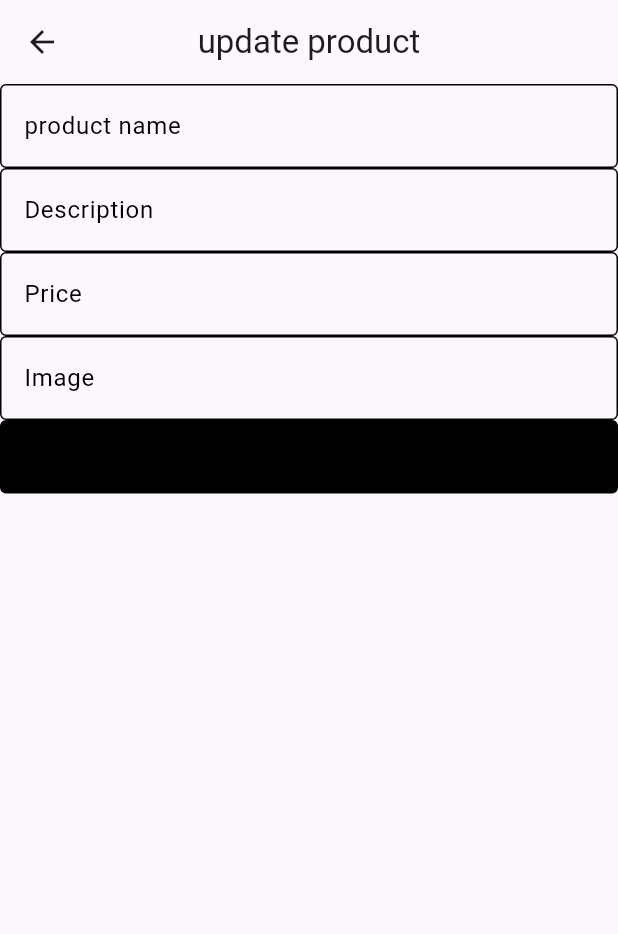
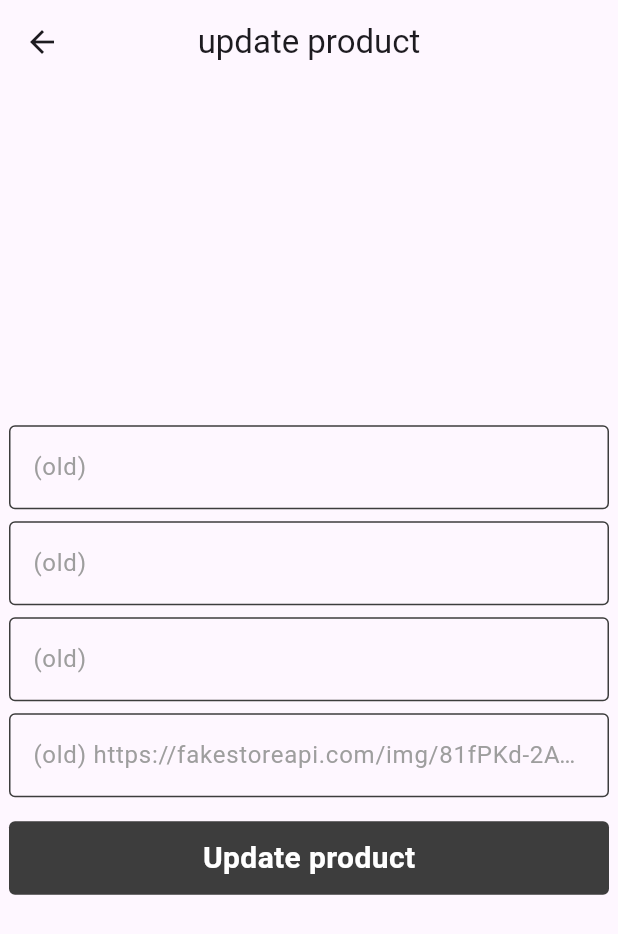
Before and after one commit to Mahmoud-Magdy17/store_app, a Flutter app: the UpdateProductPage screen opened directly with empty values, on a phone screen of 412 x 824 dp. Shown: the top 934 px of the screen. Run offline on Flutter 3.47's test engine with Material 3 defaults, Android fonts, the phone set to English and light mode, and no system bars; our stand-ins replace font_awesome_flutter; network calls fail.

Commit message:
update product ui

```diff
--- a/lib/constants.dart
+++ b/lib/constants.dart
@@ -1,3 +1,3 @@
 import 'package:flutter/material.dart';
 
-const Color kColor = Colors.black;
+const Color kColor = Color.fromARGB(255, 61, 61, 61);
--- a/lib/features/display_products_feature/service/all_product_service.dart
+++ b/lib/features/display_products_feature/service/all_product_service.dart
@@ -1,4 +1,3 @@
-import 'dart:developer';
 
 import 'package:store_app/core/helpers/api.dart';
 import 'package:store_app/core/models/product_model.dart';
--- a/lib/features/update_product_feature/views/update_product_page.dart
+++ b/lib/features/update_product_feature/views/update_product_page.dart
@@ -1,13 +1,16 @@
 import 'package:flutter/material.dart';
 import 'package:store_app/core/models/product_model.dart';
 import 'package:store_app/features/update_product_feature/views/widgets/custom_button.dart';
-import 'package:store_app/features/update_product_feature/views/widgets/custom_form_field.dart';
+import 'package:store_app/features/update_product_feature/views/widgets/custom_text_field.dart';
 
 class UpdateProductPage extends StatelessWidget {
-  const UpdateProductPage({super.key, required this.product});
+  UpdateProductPage({super.key, required this.product});
   static const String route = "Update page";
   final ProductModel product;
-
+  String? productTitle;
+  String? productDescription;
+  String? productPrice;
+  String? productImage;
   @override
   Widget build(BuildContext context) {
     return Scaffold(
@@ -15,23 +18,50 @@ class UpdateProductPage extends StatelessWidget {
         title: const Text('update product'),
         centerTitle: true,
       ),
-      body: Column(
+      body: Padding(
+        padding: const EdgeInsets.symmetric(horizontal: 6, vertical: 12),
+        child: Column(
+          mainAxisAlignment: MainAxisAlignment.center,
           children: [
-          CustomFormField(
-            hintText: 'product name',
-            onChange: (productTitle) {},
+            CustomTextField(
+              hintText: "(old) ${product.title}",
+              onChange: (data) {
+                productTitle = data;
+              },
             ),
-          CustomFormField(
-            hintText: 'Description',
-            onChange: (productDescription) {},
+            const SizedBox(
+              height: 8,
             ),
-          CustomFormField(
-            hintText: 'Price',
-            onChange: (productPrice) {},
+            CustomTextField(
+              hintText: '(old) ${product.description}',
+              onChange: (data) {
+                productDescription = data;
+              },
             ),
-          CustomFormField(
-            hintText: 'Image',
-            onChange: (productImage) {},
+
+            const SizedBox(
+              height: 8,
+            ),
+            CustomTextField(
+              hintText: '(old) ${product.price}',
+              onChange: (data) {
+                productPrice = data;
+              },
+              keyboardType: TextInputType.number,
+            ),
+
+            const SizedBox(
+              height: 8,
+            ),
+            CustomTextField(
+              hintText: '(old) ${product.image}',
+              onChange: (data) {
+                productImage = data;
+              },
+            ),
+
+            const SizedBox(
+              height: 16,
             ),
             CustomButton(
               title: "Update product",
@@ -39,6 +69,7 @@ class UpdateProductPage extends StatelessWidget {
             ),
           ],
         ),
+      ),
     );
   }
 }
--- a/lib/features/update_product_feature/views/widgets/custom_button.dart
+++ b/lib/features/update_product_feature/views/widgets/custom_button.dart
@@ -24,7 +24,7 @@ class CustomButton extends StatelessWidget {
           style: const TextStyle(
             fontSize: 20,
             fontWeight: FontWeight.bold,
-            color: kColor,
+            color: Colors.white,
           ),
         ),
       ),
--- a/lib/features/update_product_feature/views/widgets/custom_form_field.dart
+++ b/lib/features/update_product_feature/views/widgets/custom_text_field.dart
@@ -2,17 +2,20 @@ import 'package:flutter/material.dart';
 
 import '../../../../constants.dart';
 
-class CustomFormField extends StatelessWidget {
-  const CustomFormField({
+class CustomTextField extends StatelessWidget {
+  CustomTextField({
     super.key,
     required this.hintText,
     required this.onChange,
+    this.keyboardType
   });
+  TextInputType? keyboardType;
   final Function(String) onChange;
   final String hintText;
   @override
   Widget build(BuildContext context) {
-    return TextFormField(
+    return TextField(
+      keyboardType: keyboardType,
       onChanged: onChange,
       decoration: InputDecoration(
           enabledBorder: const OutlineInputBorder(
@@ -20,14 +23,14 @@ class CustomFormField extends StatelessWidget {
               color: kColor,
             ),
           ),
-          focusedBorder:const OutlineInputBorder(
+          focusedBorder: const OutlineInputBorder(
             borderSide: BorderSide(
               color: kColor,
             ),
           ),
           hintText: hintText,
           hintStyle: const TextStyle(
-            color: kColor,
+            color: Colors.grey,
           )),
       style: const TextStyle(
         color: kColor,
```
Also changed, not shown: lib/features/update_product_feature/service/update_product_service.dart (renamed from lib/features/update_product_feature/service/update_product.dart). Lines whose indentation alone changed are shown as unchanged.
